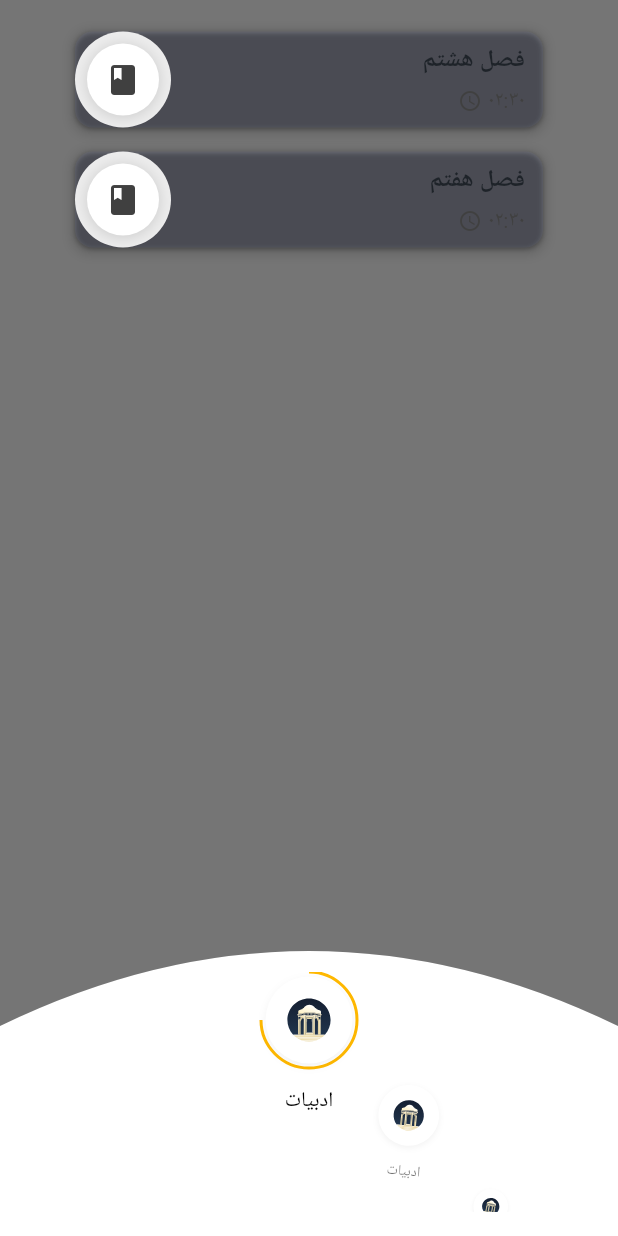
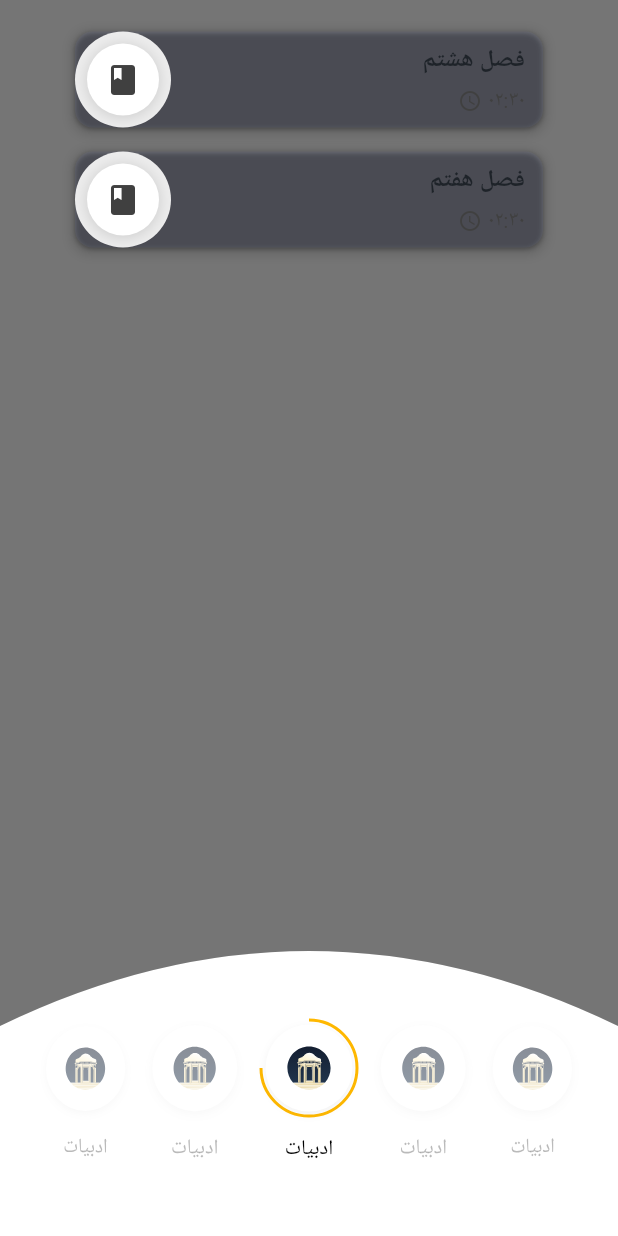
Before and after one commit to aliayn/Hoshmand-Code-Challenge, a Flutter app: the screen it shows after launch, on a phone screen of 412 x 824 dp. Run offline on Flutter 3.47's test engine with Material 3 defaults, Android fonts, the phone set to English and light mode, and no system bars; our stand-ins replace bloc, dartz, dio, flutter_bloc, flutter_svg, freezed_annotation and 4 more; Roboto replaces fonts that are missing (YekanBakh).

Commit message:
Update ProgressWheel widget to use ListWheelScrollView for improved performance and responsiveness. Add infinite_carousel dependency in pubspec.yaml and pubspec.lock for enhanced UI functionality.

```diff
--- a/lib/presentation/home/widget/crescent_clipper.dart
+++ b/lib/presentation/home/widget/crescent_clipper.dart
@@ -5,18 +5,15 @@ class CrescentClipper extends CustomClipper<Path> {
   Path getClip(Size size) {
     var path = Path();
 
-    // Starting point (شروع از نقطه پایین‌تر)
     path.moveTo(0, 60);
 
-    // Create the curved top with higher control point
     path.quadraticBezierTo(
-      size.width / 2, // control point x
-      -40, // control point y (نقطه کنترل بالاتر برای قوس بیشتر)
-      size.width, // end point x
-      60, // end point y (پایان در همان ارتفاع شروع)
+      size.width / 2,
+      -40,
+      size.width,
+      60,
     );
 
-    // Complete the rectangle
     path.lineTo(size.width, size.height);
     path.lineTo(0, size.height);
     path.close();
--- a/lib/presentation/home/widget/progress_wheel.dart
+++ b/lib/presentation/home/widget/progress_wheel.dart
@@ -1,6 +1,5 @@
 import 'package:flutter/material.dart';
 import 'package:flutter_svg/flutter_svg.dart';
-import 'dart:math' as math;
 
 class SubjectItem {
   final String name;
@@ -35,45 +34,67 @@ class ProgressWheel extends StatefulWidget {
 }
 
 class _ProgressWheelState extends State<ProgressWheel> {
-  late PageController _pageController;
+  late FixedExtentScrollController _controller;
   int _selectedIndex = 0;
-  final viewportFraction = 0.3; // Adjusted for better spacing
 
   @override
   void initState() {
     super.initState();
-    _pageController = PageController(viewportFraction: viewportFraction);
+    _controller = FixedExtentScrollController(
+      initialItem: widget.subjects.length * 100 + (widget.subjects.length ~/ 2),
+    );
+    _selectedIndex = widget.subjects.length ~/ 2;
   }
 
   @override
   void dispose() {
-    _pageController.dispose();
+    _controller.dispose();
     super.dispose();
   }
 
   @override
   Widget build(BuildContext context) {
-    final repeatedSubjects = <SubjectItem>[];
-    while (repeatedSubjects.length < 15) {
-      repeatedSubjects.addAll(widget.subjects);
-    }
+    return LayoutBuilder(
+      builder: (context, constraints) {
+        final screenWidth = constraints.maxWidth;
+        final itemWidth = screenWidth * 0.2;
 
         return SizedBox(
           height: widget.height,
-      child: MyPageView(
-        children: repeatedSubjects.map((subject) {
-          final isSelected = repeatedSubjects.indexOf(subject) % widget.subjects.length == _selectedIndex;
-          return GestureDetector(
-            onTap: () {
+          child: RotatedBox(
+            quarterTurns: 3, // Rotate the list to make it horizontal
+            child: ListWheelScrollView.useDelegate(
+              controller: _controller,
+              itemExtent: itemWidth,
+              perspective: 0.0015, // Reduced perspective for gentler curve
+              diameterRatio: 4, // Increased for flatter curve
+              physics: const FixedExtentScrollPhysics(),
+              onSelectedItemChanged: (index) {
                 setState(() {
-                _selectedIndex = repeatedSubjects.indexOf(subject) % widget.subjects.length;
+                  _selectedIndex = index % widget.subjects.length;
                 });
                 widget.onTap?.call();
               },
+              childDelegate: ListWheelChildLoopingListDelegate(
+                children: List.generate(widget.subjects.length * 1000, (index) {
+                  final realIndex = index % widget.subjects.length;
+                  final subject = widget.subjects[realIndex];
+                  final isSelected = realIndex == _selectedIndex;
+
+                  return RotatedBox(
+                    quarterTurns: 1, // Rotate items back to normal
+                    child: AnimatedOpacity(
+                      duration: const Duration(milliseconds: 200),
+                      opacity: isSelected ? 1.0 : 0.5,
                       child: _buildSubjectWidget(subject, isSelected),
+                    ),
                   );
-        }).toList(),
+                }),
               ),
+            ),
+          ),
+        );
+      },
     );
   }
 
@@ -133,82 +154,3 @@ class _ProgressWheelState extends State<ProgressWheel> {
     );
   }
 }
-
-const viewportFraction = 0.3;
-
-class MyPageView extends StatefulWidget {
-  const MyPageView({
-    required this.children,
-    Key? key,
-  }) : super(key: key);
-
-  final List<Widget> children;
-
-  factory MyPageView.images(List<ImageProvider> imageProviders) {
-    return MyPageView(
-      children: [
-        for (final image in imageProviders)
-          ClipRRect(
-            borderRadius: BorderRadius.circular(16),
-            child: Image(
-              image: image,
-              fit: BoxFit.cover,
-            ),
-          ),
-      ],
-    );
-  }
-
-  @override
-  State<MyPageView> createState() => _MyPageViewState();
-}
-
-class _MyPageViewState extends State<MyPageView> {
-  final pageController = PageController(viewportFraction: 0.2);
-
-  @override
-  Widget build(BuildContext context) {
-    return LayoutBuilder(
-      builder: (context, constraint) {
-        final maxWidth = constraint.maxWidth;
-        return PageView.builder(
-          allowImplicitScrolling: true,
-          controller: pageController,
-          itemCount: widget.children.length,
-          itemBuilder: (_, index) {
-            final child = widget.children[index % widget.children.length];
-            return AnimatedBuilder(
-              animation: pageController,
-              builder: (_, __) {
-                final ratioX =
-                    pageController.offset / maxWidth / 0.2 - index;
-
-                final angle = math.pi * -0.03 * ratioX;
-                final scale = 1.0 - ratioX.abs() * 0.3;
-                final translateX = ratioX * 8;
-                final translateY = ratioX.abs() * 50;
-
-                return Transform.rotate(
-                  angle: angle,
-                  child: Transform.translate(
-                    offset: Offset(translateX, translateY),
-                    child: Transform.scale(
-                      scale: scale,
-                      child: child,
-                    ),
-                  ),
-                );
-              },
-            );
-          },
-        );
-      },
-    );
-  }
-
-  @override
-  void dispose() {
-    pageController.dispose();
-    super.dispose();
-  }
-}
```
Lines whose indentation alone changed are shown as unchanged.
